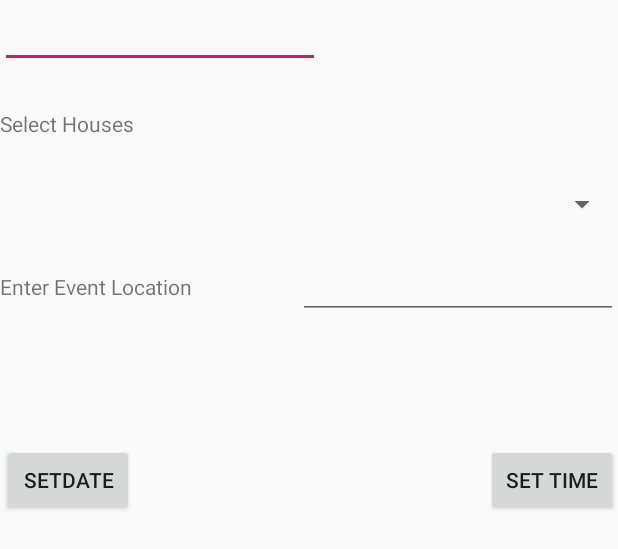
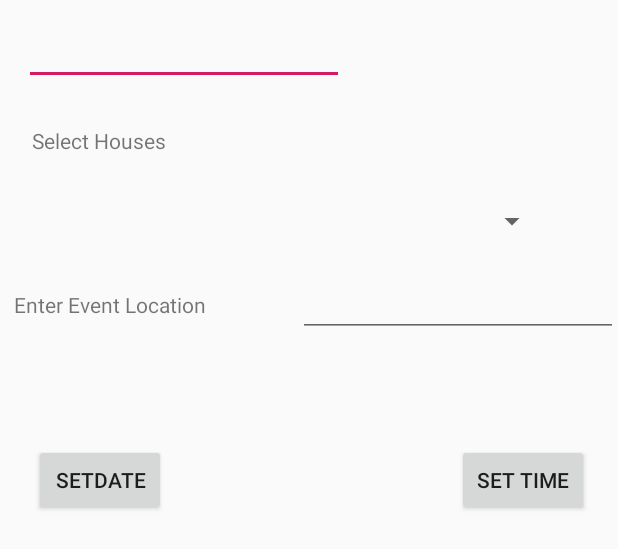
Before and after one commit to maxcastan/mobileProject2, an Android app: the layout fragment_dialog.xml on its own in the app's theme, with its tools: preview values and no code run, on a phone screen of 412 x 824 dp. Shown: the top 549 px of the screen. Run offline under Robolectric (Android 15) with nearby library versions, the phone set to English and light mode, and no system bars.

Commit message:
editing UI

```diff
--- a/Project2/app/src/main/res/layout/event_card.xml
+++ b/Project2/app/src/main/res/layout/event_card.xml
@@ -11,6 +11,8 @@
     <RelativeLayout
         android:layout_width="match_parent"
         android:layout_height="match_parent"
+
+        android:background="@drawable/roundedcorners"
         android:padding="8dp">
 
         <TextView
--- a/Project2/app/src/main/res/layout/fragment_dialog.xml
+++ b/Project2/app/src/main/res/layout/fragment_dialog.xml
@@ -7,18 +7,20 @@
 
     <Spinner
         android:id="@+id/HousesList"
-        android:layout_width="match_parent"
+        android:layout_width="339dp"
         android:layout_height="wrap_content"
+        android:layout_below="@+id/Houses"
         android:layout_alignParentStart="true"
-        android:layout_below="@+id/Houses"
+        android:layout_marginStart="26dp"
         android:layout_marginTop="32dp" />
 
     <TextView
         android:id="@+id/Houses"
         android:layout_width="wrap_content"
         android:layout_height="wrap_content"
+        android:layout_below="@+id/NameEvent"
         android:layout_alignParentStart="true"
-        android:layout_below="@+id/NameEvent"
+        android:layout_marginStart="21dp"
         android:layout_marginTop="27dp"
         android:text="Select Houses" />
 
@@ -28,15 +30,18 @@
         android:layout_height="wrap_content"
         android:layout_alignParentStart="true"
         android:layout_alignParentTop="true"
+        android:layout_marginStart="16dp"
+        android:layout_marginTop="11dp"
         android:ems="10" />
 
     <TextView
         android:id="@+id/EventLocation"
         android:layout_width="wrap_content"
         android:layout_height="wrap_content"
+        android:layout_below="@+id/HousesList"
         android:layout_alignParentStart="true"
-        android:layout_below="@+id/HousesList"
-        android:layout_marginTop="33dp"
+        android:layout_marginStart="9dp"
+        android:layout_marginTop="34dp"
         android:text="Enter Event Location" />
 
     <EditText
@@ -65,6 +70,8 @@
         android:layout_alignBaseline="@+id/buttonDate"
         android:layout_alignBottom="@+id/buttonDate"
         android:layout_alignParentEnd="true"
+        android:layout_marginEnd="19dp"
+        android:layout_marginBottom="0dp"
         android:text="Set Time"
         android:visibility="visible" />
 
@@ -82,7 +89,7 @@
         android:layout_height="wrap_content"
         android:layout_alignBottom="@+id/mDateDisplay"
         android:layout_alignParentEnd="true"
-        android:layout_marginEnd="11dp"/>
+        android:layout_marginEnd="11dp" />
 
 
 </RelativeLayout>
--- a/Project2/app/src/main/res/layout/fragment_home.xml
+++ b/Project2/app/src/main/res/layout/fragment_home.xml
@@ -9,7 +9,7 @@
     <android.support.v7.widget.RecyclerView
         android:id="@+id/recycler_home_fragment"
         android:layout_width="match_parent"
-        android:layout_height="match_parent" />
+        android:layout_height="match_parent"/>
 
     <android.support.design.widget.FloatingActionButton
         android:id="@+id/floatingActionButton_home_fragment"
--- a/Project2/app/src/main/res/layout/message_card.xml
+++ b/Project2/app/src/main/res/layout/message_card.xml
@@ -6,8 +6,7 @@
     android:layout_marginTop="8dp"
     android:layout_marginStart="8dp"
     android:layout_marginEnd="8dp"
-    android:background="@drawable/roundedcorners"
-    app:cardBackgroundColor="#FFFFFF">
+    android:background="@drawable/roundedcorners">
     <RelativeLayout
         android:layout_width="match_parent"
         android:layout_height="match_parent"
--- a/Project2/app/src/main/res/layout/user_card.xml
+++ b/Project2/app/src/main/res/layout/user_card.xml
@@ -6,7 +6,7 @@
     android:layout_marginTop="8dp"
     android:layout_marginStart="8dp"
     android:layout_marginEnd="8dp"
-    app:cardBackgroundColor="#FFFFFF">
+    android:background="@drawable/roundedcorners">
     <RelativeLayout
         android:layout_width="match_parent"
         android:layout_height="match_parent"
```
